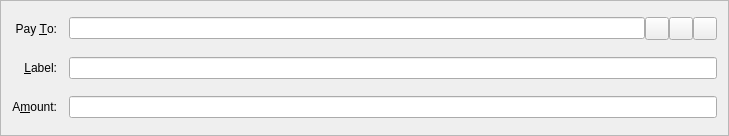
Old version of the form src/qt/forms/sendcoinsentry.ui in the repository ibithub/ibithub.
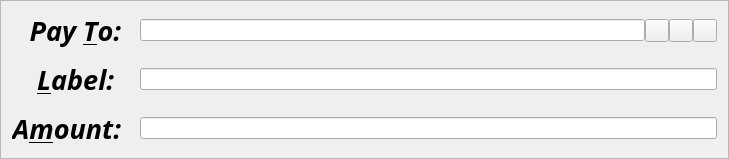
New version of the form. Icons and pictures are not drawn. Custom widgets are drawn as their Qt base class.

```diff
--- a/src/qt/forms/sendcoinsentry.ui
+++ b/src/qt/forms/sendcoinsentry.ui
@@ -25,8 +25,17 @@
    </property>
    <item row="5" column="0">
     <widget class="QLabel" name="label">
+     <property name="font">
+      <font>
+       <family>Keraleeyam</family>
+       <pointsize>20</pointsize>
+       <weight>75</weight>
+       <italic>true</italic>
+       <bold>true</bold>
+      </font>
+     </property>
      <property name="text">
-      <string>A&amp;mount:</string>
+      <string>A&amp;mount: </string>
      </property>
      <property name="alignment">
       <set>Qt::AlignRight|Qt::AlignTrailing|Qt::AlignVCenter</set>
@@ -38,8 +47,17 @@
    </item>
    <item row="3" column="0">
     <widget class="QLabel" name="label_2">
+     <property name="font">
+      <font>
+       <family>Keraleeyam</family>
+       <pointsize>20</pointsize>
+       <weight>75</weight>
+       <italic>true</italic>
+       <bold>true</bold>
+      </font>
+     </property>
      <property name="text">
-      <string>Pay &amp;To:</string>
+      <string>Pay &amp;To: </string>
      </property>
      <property name="alignment">
       <set>Qt::AlignRight|Qt::AlignTrailing|Qt::AlignVCenter</set>
@@ -54,8 +72,17 @@
    </item>
    <item row="4" column="0">
     <widget class="QLabel" name="label_4">
+     <property name="font">
+      <font>
+       <family>Keraleeyam</family>
+       <pointsize>20</pointsize>
+       <weight>75</weight>
+       <italic>true</italic>
+       <bold>true</bold>
+      </font>
+     </property>
      <property name="text">
-      <string>&amp;Label:</string>
+      <string>&amp;Label:  </string>
      </property>
      <property name="alignment">
       <set>Qt::AlignRight|Qt::AlignTrailing|Qt::AlignVCenter</set>
```
